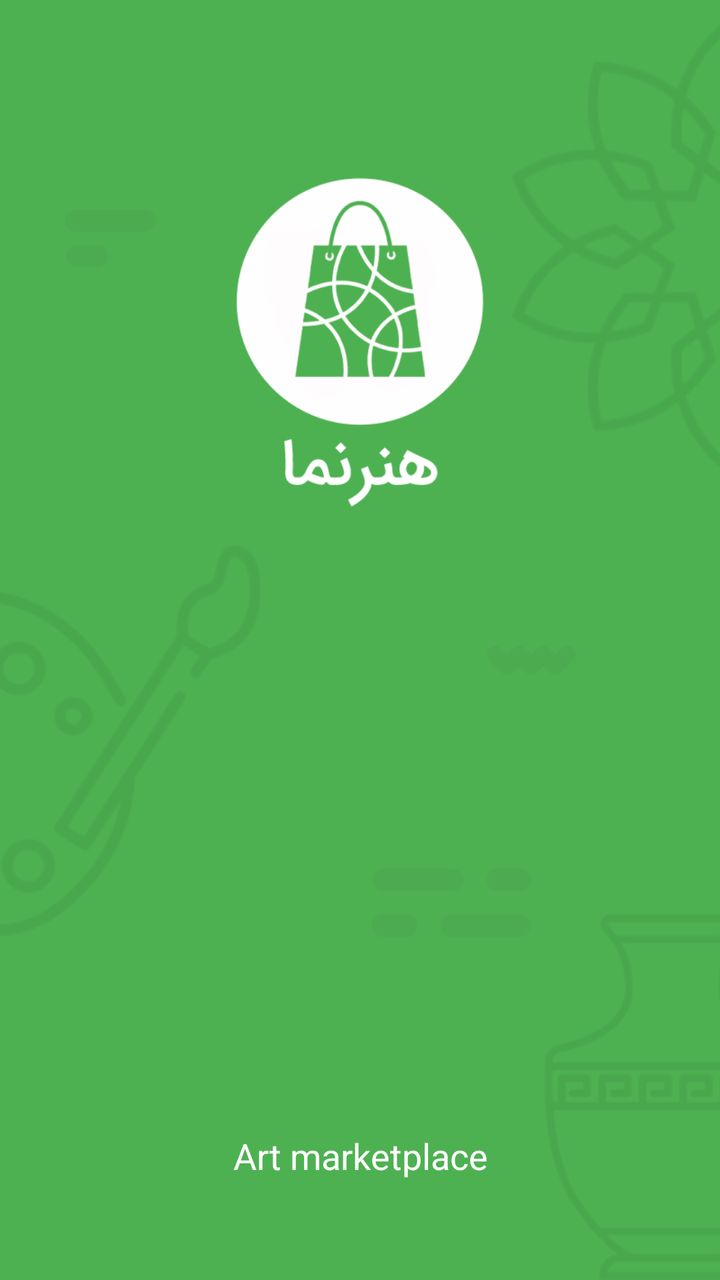
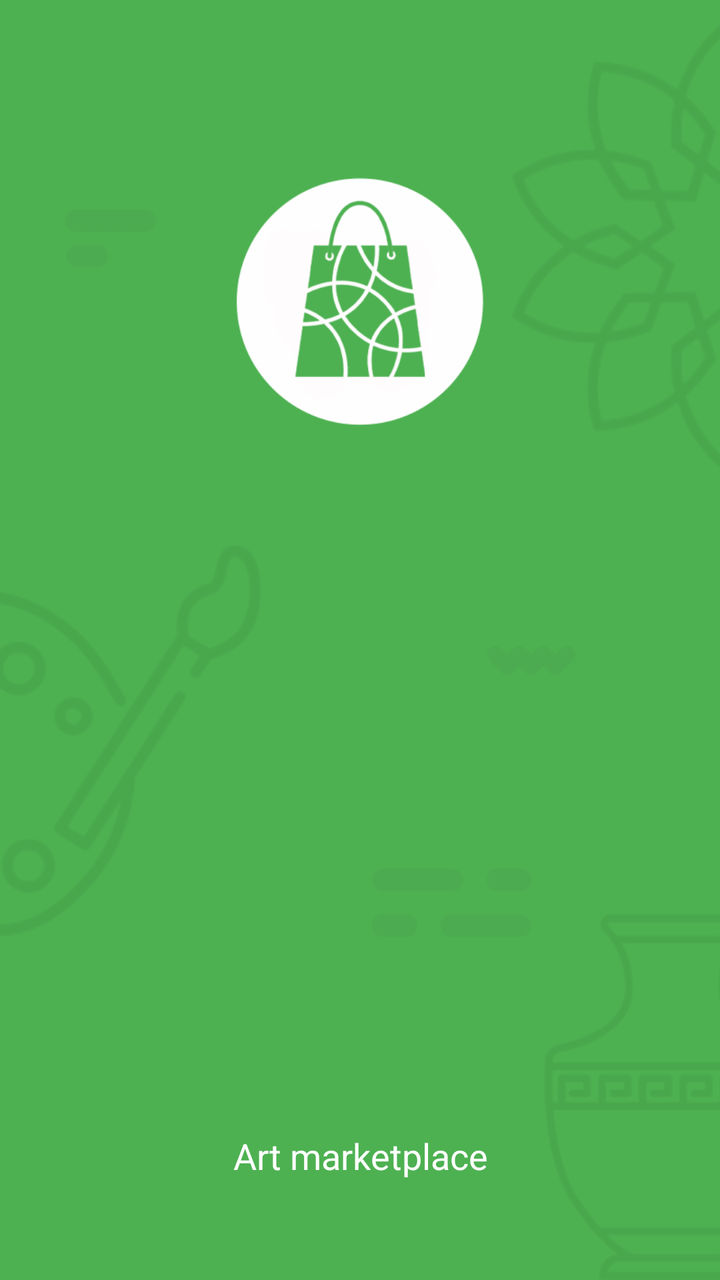

An Android layout rendered at two revisions. The XML below is the earlier revision; the diff shows what the commit changed to produce the second picture.
<!-- AndroidManifest.xml: application theme AppTheme -->
<!-- res/layout/activity_splash.xml -->
<?xml version="1.0" encoding="utf-8"?>
<RelativeLayout xmlns:android="http://schemas.android.com/apk/res/android"
    android:layout_width="match_parent"
    android:layout_height="match_parent"
    android:background="@color/colorPrimary">

    <ImageView
        android:layout_width="match_parent"
        android:layout_height="match_parent"
        android:scaleType="centerCrop"
        android:src="@drawable/splash_bg" />

    <include
        layout="@layout/include_brand_logo"
        android:layout_width="180dp"
        android:layout_height="180dp"
        android:layout_centerHorizontal="true"
        android:layout_marginTop="80dp" />

    <LinearLayout
        android:layout_width="wrap_content"
        android:layout_height="wrap_content"
        android:layout_alignParentBottom="true"
        android:layout_centerHorizontal="true"
        android:gravity="center"
        android:orientation="vertical">

        <ProgressBar
            style="?android:attr/progressBarStyle"
            android:layout_width="match_parent"
            android:layout_height="wrap_content"
            android:layout_marginBottom="@dimen/spacing_large" />

        <TextView
            android:layout_width="200dp"
            android:layout_height="wrap_content"
            android:layout_marginBottom="@dimen/spacing_xxlarge"
            android:gravity="center"
            android:text="@string/app_tag_line"
            android:textAppearance="@style/Base.TextAppearance.AppCompat.Medium"
            android:textColor="@android:color/white" />

    </LinearLayout>

</RelativeLayout>
<!-- res/layout/include_brand_logo.xml (included above) -->
<?xml version="1.0" encoding="utf-8"?>
<ImageView xmlns:android="http://schemas.android.com/apk/res/android"
    android:layout_width="180dp"
    android:layout_height="180dp"
    android:contentDescription="@string/app_name"
    android:scaleType="centerInside"
    android:src="@drawable/main_logo" />
<!-- resources referenced by this layout -->
<resources>
  <color name="colorPrimary">#4DB151</color>
  <dimen name="spacing_large">15dp</dimen>
  <dimen name="spacing_xxlarge">50dp</dimen>
  <!-- drawable main_logo: png bitmap (drawable, 22890 bytes) -->
  <!-- drawable splash_bg: png bitmap (drawable, 30730 bytes) -->
  <string name="app_name">Honarnama</string>
  <string name="app_tag_line">Art marketplace</string>
  <style name="AppTheme" parent="Theme.AppCompat.Light.NoActionBar">
          
          <item name="colorPrimary">@color/colorPrimary</item>
          <item name="colorPrimaryDark">@color/colorPrimaryDark</item>
          <item name="colorAccent">@color/colorAccent</item>
          <item name="colorControlNormal">@color/grey_60</item>
          <item name="fontFamily">@font/iransans</item>
      </style>
  <color name="colorPrimaryDark">#429E45</color>
  <color name="colorAccent">#FFDE26</color>
  <color name="grey_60">#666666</color>
</resources>

<!-- the commit's change to res/layout/activity_splash.xml (unified diff, before → after) -->
@@ -13,7 +13,7 @@
     <include
         layout="@layout/include_brand_logo"
         android:layout_width="180dp"
-        android:layout_height="180dp"
+        android:layout_height="135dp"
         android:layout_centerHorizontal="true"
         android:layout_marginTop="80dp" />
 
@@ -45,9 +45,17 @@
 </RelativeLayout>
 <!-- res/layout/include_brand_logo.xml (included above) -->
 <?xml version="1.0" encoding="utf-8"?>
-<ImageView xmlns:android="http://schemas.android.com/apk/res/android"
+<FrameLayout xmlns:android="http://schemas.android.com/apk/res/android"
     android:layout_width="180dp"
-    android:layout_height="180dp"
-    android:contentDescription="@string/app_name"
-    android:scaleType="centerInside"
-    android:src="@drawable/main_logo" />
+    android:layout_height="135dp"
+    android:clipChildren="true"
+    android:clipToPadding="true">
+
+    <ImageView
+        android:layout_width="180dp"
+        android:layout_height="180dp"
+        android:layout_gravity="top|center_horizontal"
+        android:contentDescription="@string/app_name"
+        android:scaleType="fitCenter"
+        android:src="@drawable/main_logo" />
+</FrameLayout>
